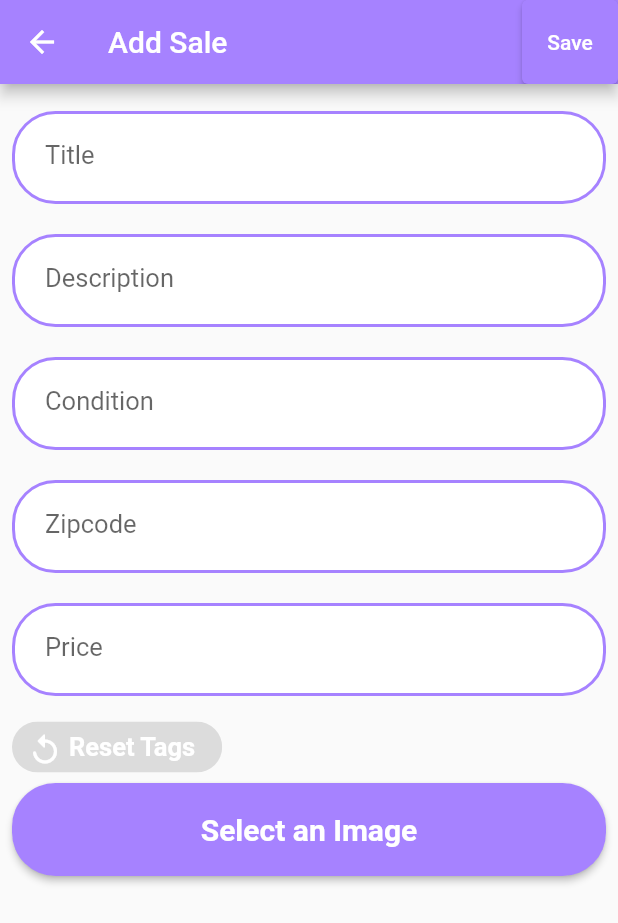
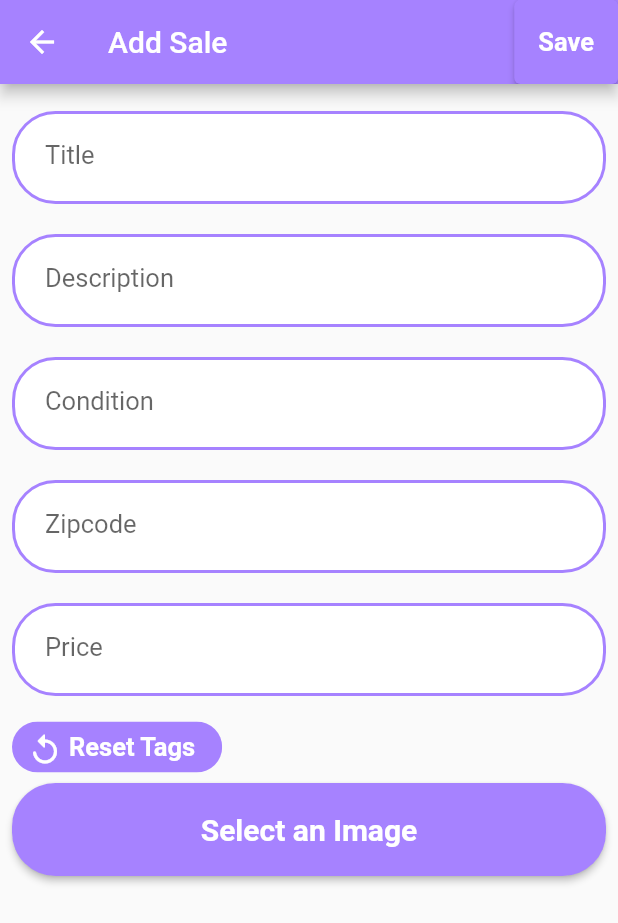
Before and after one commit to saveCraigslistTeam/craigslist, a Flutter app: the AddSaleForm screen opened directly with empty values, on a phone screen of 412 x 824 dp. Shown: the top 923 px of the screen. Run offline on Flutter 3.47's test engine with Material 2 defaults, Android fonts, the light colour scheme and no system bars; our stand-ins replace cached_network_image, flutter_login, image_picker, rounded_loading_button; missing offline and left inert: amplify_api, amplify_auth_cognito, amplify_authenticator, amplify_core, amplify_datastore, amplify_flutter and 1 more.

Commit message:
reconfigured form layout

```diff
--- a/lib/views/sales/add_sale.dart
+++ b/lib/views/sales/add_sale.dart
@@ -101,7 +101,10 @@ class _AddSaleFormState extends State<AddSaleForm> {
         actions: <Widget>[
           ElevatedButton(
             onPressed: _saveSale,
-            child: Text('Save'),
+            child: const Text(
+              'Save',
+              style: TextStyle(fontSize: 17, fontWeight: FontWeight.bold),
+            ),
             style: ElevatedButton.styleFrom(primary: Color(0xffA682FF)),
           ),
         ],
@@ -142,7 +145,8 @@ class _AddSaleFormState extends State<AddSaleForm> {
                 controller: _priceController,
                 keyboard: const TextInputType.numberWithOptions(decimal: false),
                 label: 'Price'),
-            chipList(context),
+            chipList(),
+            imageDisplay(imageFile: imageFile),
             ElevatedButton(
                 style: ElevatedButton.styleFrom(
                     primary: Theme.of(context).primaryColor,
@@ -156,7 +160,6 @@ class _AddSaleFormState extends State<AddSaleForm> {
                 child: const Text(
                   'Select an Image',
                 )),
-            imageDisplay(imageFile: imageFile),
           ],
         ),
       ),
@@ -191,7 +194,7 @@ class _AddSaleFormState extends State<AddSaleForm> {
     return;
   }
 
-  chipList(BuildContext context) {
+  chipList() {
     return Wrap(spacing: 10, children: [
       GestureDetector(
         onTap: () {
@@ -205,7 +208,7 @@ class _AddSaleFormState extends State<AddSaleForm> {
               color: Colors.white,
             ),
           ),
-          backgroundColor: Theme.of(context).primaryColor,
+          backgroundColor: const Color(0xffA682FF),
           label: Text(
             'Reset Tags',
             style: TextStyle(
```
